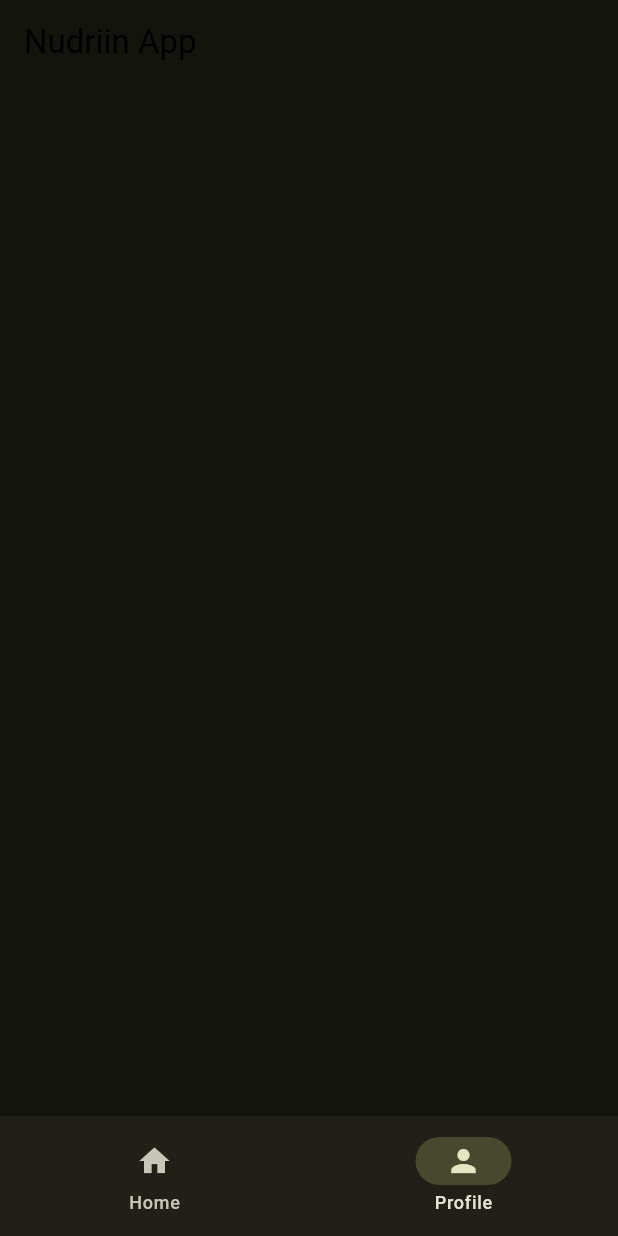
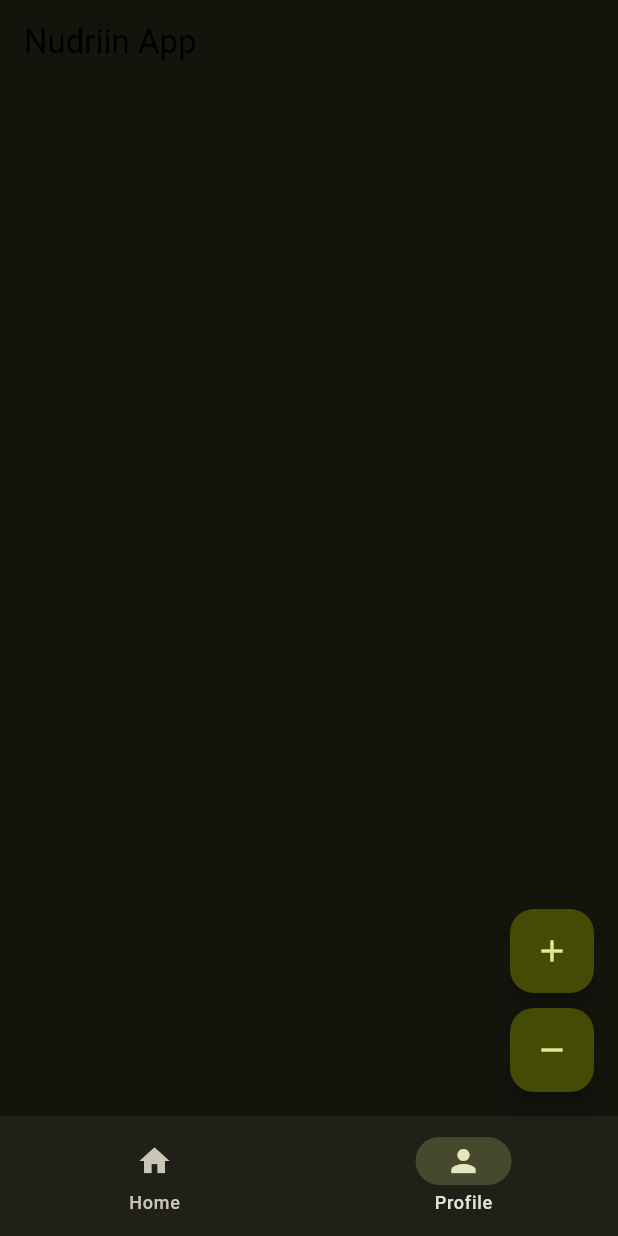
Before and after one commit to nudriin/flutter-exercise, a Flutter app: the screen it shows after launch, on a phone screen of 412 x 824 dp. Run offline on Flutter 3.47's test engine with Material 3 defaults, Android fonts, the phone set to English and light mode, and no system bars; missing offline and left inert: dart:ffi.

Commit message:
ep15: floating action button

```diff
--- a/lib/main.dart
+++ b/lib/main.dart
@@ -46,7 +46,22 @@ class MyApp extends StatelessWidget {
             print(value);
           },
           selectedIndex: 1, // tab mana yang di pilih
-          )), // the home screen of the app
+        ),
+        floatingActionButton: Column(
+          mainAxisSize: MainAxisSize.min,
+          children: [
+            FloatingActionButton(
+              onPressed: () {},
+              child: const Icon(Icons.add),
+            ),
+            const SizedBox(height: 10),
+            FloatingActionButton(
+              onPressed: () {},
+              child: const Icon(Icons.remove),
+            ),
+          ],
+        ),
+      ), // the home screen of the app
     );
   }
 }
```
Lines whose indentation alone changed are shown as unchanged.
